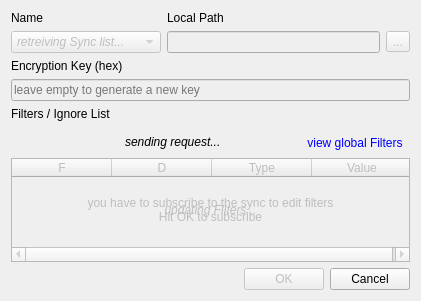
psieg/MyCloud, file trunk/Client/src/QtClient/qtSyncDialog.ui: the form before one commit.
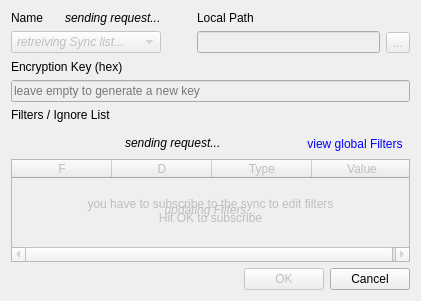
The form after the commit. Icons and pictures are not drawn.

Commit message: Add UI for adding/deleting Syncs (#30), needs protocol extension

```diff
--- a/trunk/Client/src/QtClient/qtSyncDialog.ui
+++ b/trunk/Client/src/QtClient/qtSyncDialog.ui
@@ -26,14 +26,14 @@
   <layout class="QGridLayout" name="gridLayout_2">
    <item row="0" column="0">
     <layout class="QGridLayout" name="gridLayout">
-     <item row="1" column="1">
+     <item row="1" column="4">
       <widget class="QLineEdit" name="pathEdit">
        <property name="enabled">
         <bool>false</bool>
        </property>
       </widget>
      </item>
-     <item row="1" column="2">
+     <item row="1" column="5">
       <widget class="QToolButton" name="browseButton">
        <property name="enabled">
         <bool>false</bool>
@@ -43,7 +43,32 @@
        </property>
       </widget>
      </item>
-     <item row="1" column="0">
+     <item row="0" column="4">
+      <widget class="QLabel" name="label_2">
+       <property name="text">
+        <string>Local Path</string>
+       </property>
+      </widget>
+     </item>
+     <item row="0" column="0">
+      <widget class="QLabel" name="label">
+       <property name="text">
+        <string>Name</string>
+       </property>
+      </widget>
+     </item>
+     <item row="1" column="3">
+      <widget class="QToolButton" name="deleteButton">
+       <property name="icon">
+        <iconset resource="qtClient.qrc">
+         <normaloff>:/Resources/remove.png</normaloff>:/Resources/remove.png</iconset>
+       </property>
+       <property name="autoRaise">
+        <bool>true</bool>
+       </property>
+      </widget>
+     </item>
+     <item row="1" column="0" colspan="3">
       <widget class="QComboBox" name="nameBox">
        <property name="enabled">
         <bool>false</bool>
@@ -86,17 +111,10 @@
        </layout>
       </widget>
      </item>
-     <item row="0" column="1">
-      <widget class="QLabel" name="label_2">
+     <item row="0" column="1" colspan="2">
+      <widget class="QLabel" name="deleteLabel">
        <property name="text">
-        <string>Local Path</string>
-       </property>
-      </widget>
-     </item>
-     <item row="0" column="0">
-      <widget class="QLabel" name="label">
-       <property name="text">
-        <string>Name</string>
+        <string>&lt;i&gt;sending request...&lt;/i&gt;</string>
        </property>
       </widget>
      </item>
```
The commit also changes 10 other files.
